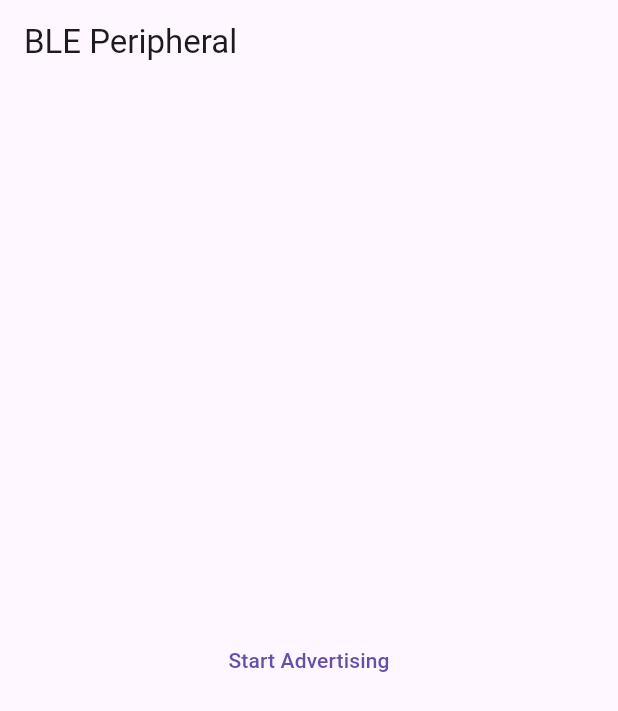
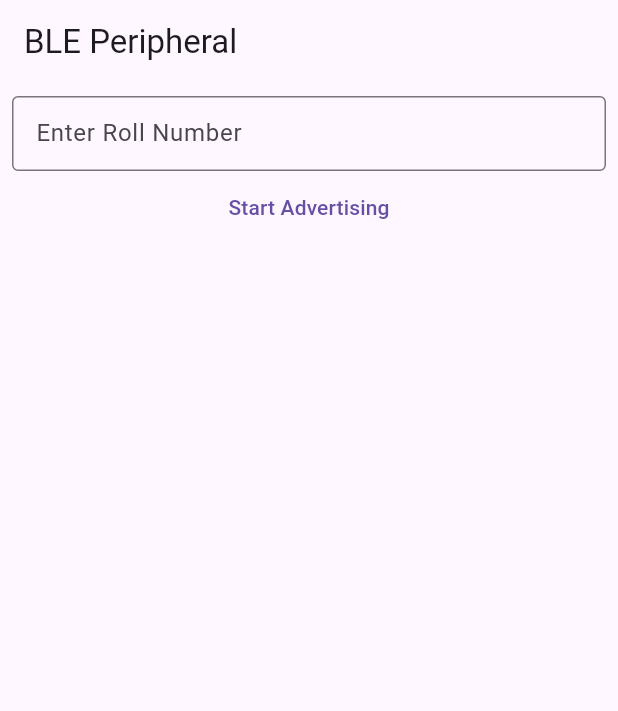
Before and after one commit to triple-a-projects/BLE_Proximity, a Flutter app: the screen it shows after launch, after a tap on "Start Advertising", on a phone screen of 412 x 824 dp. Shown: the top 711 px of the screen. Run offline on Flutter 3.47's test engine with Material 3 defaults, Android fonts, the phone set to English and light mode, and no system bars; our stand-ins replace hex; missing offline and left inert: flutter_ble_peripheral.

Commit message:
flutter roll number text field

```diff
--- a/lib/main.dart
+++ b/lib/main.dart
@@ -1,8 +1,12 @@
+import 'dart:convert';
 import 'dart:typed_data';
 import 'dart:async';
 import 'package:flutter/foundation.dart';
 import 'package:flutter/material.dart';
 import 'package:flutter_ble_peripheral/flutter_ble_peripheral.dart';
+import 'package:uuid/uuid.dart';
+import 'package:crypto/crypto.dart';
+import 'package:hex/hex.dart';
 
 void main() {
   runApp(MyApp());
@@ -31,14 +35,10 @@ class MyHomePage extends StatefulWidget {
 class _MyHomePageState extends State<MyHomePage> {
   bool isAdvertising = false;
   Timer? advertiseTime;
-  AdvertiseData advertiseData = AdvertiseData(
-    // includeDeviceName: true,
-    serviceUuid: 'bf27730d-860a-4e09-889c-2d8b6a9e0fe7',
-    manufacturerId: 1234,
-    manufacturerData: Uint8List.fromList([1, 2, 3, 4, 5, 6]),
-    // includeDeviceName: true,
-  );
-  AdvertiseSetParameters advertiseSetParameters = AdvertiseSetParameters();
+
+  String uniqueUUID = Uuid().v4();
+
+  final rollNumberController = TextEditingController() ;
 
   @override
   void dispose() {
@@ -52,25 +52,78 @@ class _MyHomePageState extends State<MyHomePage> {
       appBar: AppBar(
         title: Text('BLE Peripheral'),
       ),
-      body: Center(
-        child: TextButton(
+      body: ListView(
+        padding: const EdgeInsets.all(8),
+        children: <Widget>[
+          Container(
+            height: 50,
+            child: TextField(
+              decoration: const InputDecoration(
+                labelText: 'Enter Roll Number',
+                border: OutlineInputBorder(),
+              ),
+              controller: rollNumberController,
+            ),
+          ),
+          Container(
+          child: TextButton(
           onPressed: () {
                 if (isAdvertising) {
                   stopAdvertising();
                 } else {
                   startAdvertising();
+                  print(rollNumberController.text);
                 }
               },
-          child: Text(
-            isAdvertising ? 'Stop Advertising' : 'Start Advertising'
+              child: Text(
+                isAdvertising ? 'Stop Advertising' : 'Start Advertising'
+            ),
           ),
-        ),
-      ),
+          ),
+        ],
+      )
     );
   }
 
   Future<void> startAdvertising() async {
-    advertiseTime = Timer.periodic(Duration(seconds: 2), (timer) {
+    String serviceUUID = 'bf27730d-860a-4e09-889c-2d8b6a9e0fe7';
+
+    // Digest hashedUUID = sha256.convert(utf8.encode(uniqueUUID));
+    // Uint8List hashedUUIDBytes = Uint8List.fromList(hashedUUID.bytes);
+    // String hashedUUIDHex = HEX.encode(hashedUUIDBytes);
+
+    // String shortUUID = uniqueUUID.substring(0, 8);
+
+    // String rollNumber = "077BEI008";//d204303737424549303134
+    //
+    //d204303737424549303134
+
+
+    String rollNumber = rollNumberController.text;
+    String serviceDataUUID = generateUUIDRollNumber(rollNumber);
+
+    List<int> manufactData = utf8.encode(rollNumber);
+
+    //ffff303737626569303134 077bei014
+
+    //ffff303737626569303038 077bei008
+
+    //ffff303737626569303133 077bei013
+
+    //ffff303737626569303438 077bei048
+
+    //ffff303737626172303136 077bar016
+
+    //ffff303737626172303031 077bar001
+
+    AdvertiseData advertiseData = AdvertiseData(
+      serviceUuid: serviceUUID,
+      manufacturerId: 0xFFFF,
+      manufacturerData: Uint8List.fromList(manufactData),
+    );
+
+    AdvertiseSetParameters advertiseSetParameters = AdvertiseSetParameters();
+    advertiseTime = Timer.periodic(Duration(seconds:5), (timer) {
       try {
       FlutterBlePeripheral().start(
         advertiseData: advertiseData,
@@ -78,6 +131,7 @@ class _MyHomePageState extends State<MyHomePage> {
       );
       setState(() {
         isAdvertising = true;
+        print(serviceDataUUID);
       });
       } catch (e) {
         print('Error starting advertising: $e');
@@ -96,4 +150,11 @@ class _MyHomePageState extends State<MyHomePage> {
       print('Error stopping advertising: $e');
     }
   }
+
+  String generateUUIDRollNumber(String rollNumber){
+    String uniqueUUID = Uuid().v5(Uuid.NAMESPACE_URL, rollNumber);
+    String serviceDataUUID = '0000$uniqueUUID-0000-1000-8000-00805f9b34fb';
+    String serviceRollNumber = serviceDataUUID.replaceAll('-', '');
+    return serviceRollNumber;
+  }
 }
--- a/pubspec.yaml
+++ b/pubspec.yaml
@@ -10,6 +10,9 @@ dependencies:
   flutter:
     sdk: flutter
   flutter_ble_peripheral: ^1.2.3
+  uuid: ^4.3.3
+  crypto: ^3.0.3
+  hex: ^0.2.0
 
 dev_dependencies:
   flutter_test:
```
Also changed, not shown: lib/login.dart (added), pubspec.lock, 1 other file.
